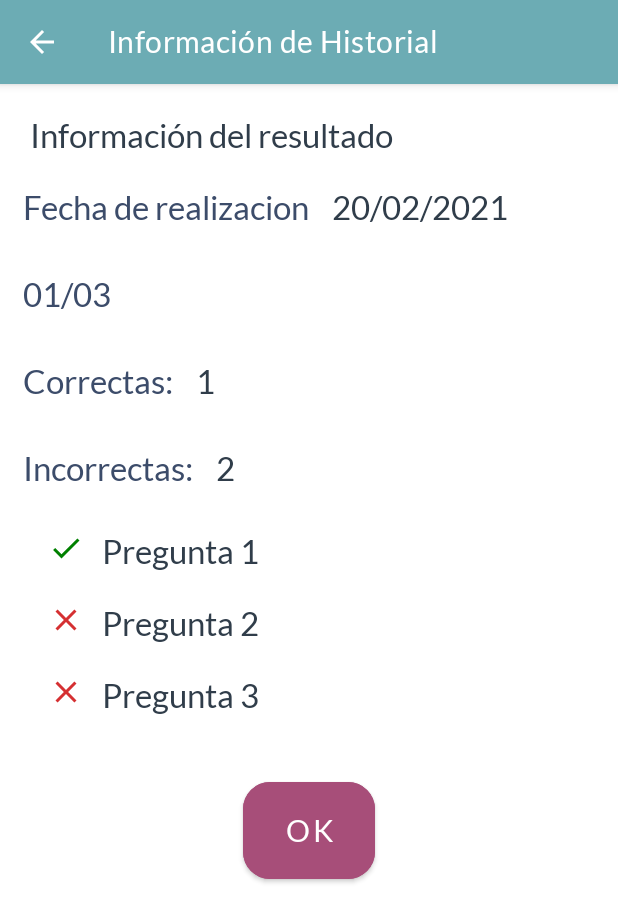
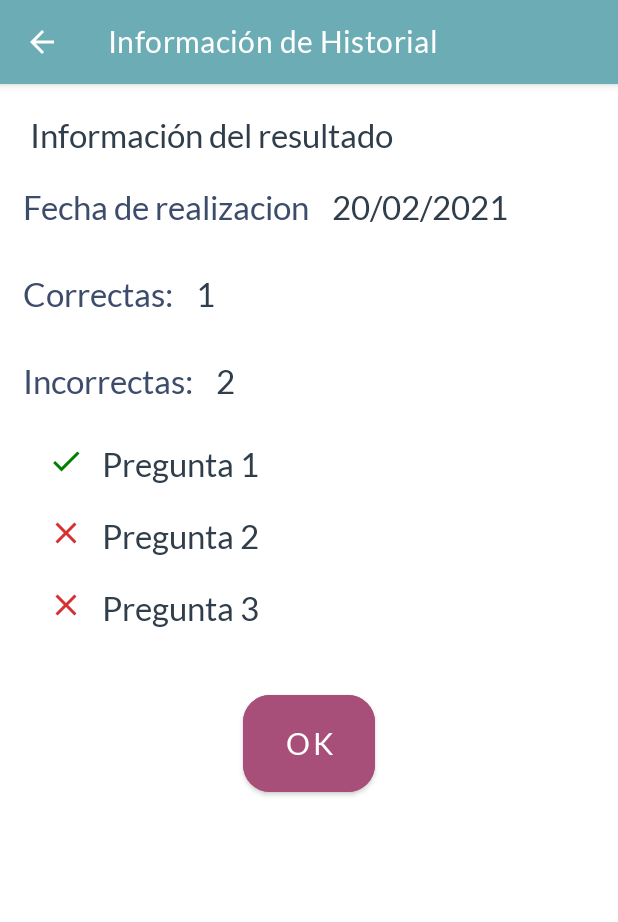
Before and after one commit to lalofcaunam/serviciosocial_app, an Android app: the InfoHistorial screen opened directly, with no data from a screen before it, on a phone screen of 412 x 824 dp. Shown: the top 922 px of the screen. Run offline under Robolectric (Android 15) with nearby library versions, the phone set to English and light mode, and no system bars.

```diff
--- a/front/EstudiaFCA/app/src/main/res/layout/activity_info_historial.xml
+++ b/front/EstudiaFCA/app/src/main/res/layout/activity_info_historial.xml
@@ -42,16 +42,6 @@
                 style="@style/labelText" />
 
         </LinearLayout>
-
-        <TextView
-            android:id="@+id/scoreFinal"
-            android:layout_width="wrap_content"
-            android:layout_height="wrap_content"
-            android:text="01/03"
-            android:textSize="22sp"
-            android:layout_marginLeft="15dp"
-            android:layout_marginVertical="15dp"
-            style="@style/generalText" />
 
         <LinearLayout
             android:layout_width="wrap_content"
```
